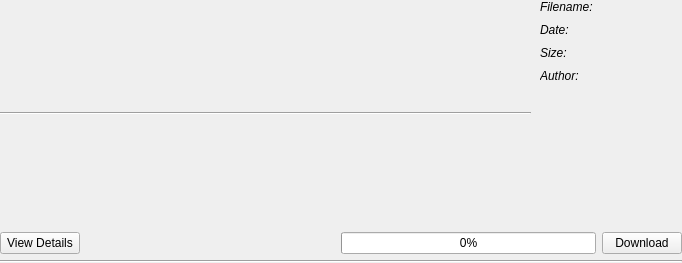
Before: the Qt Designer form src/main/resources/base/template/search_result_item.ui in karlpet/WadLauncher, drawn with Qt 5.
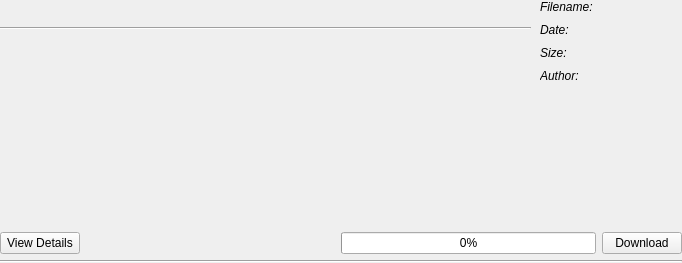
After: the same form once the commit is applied.

Commit message: Happy with the search result ui spacing.

The edit to the form file:
```diff
--- a/src/main/resources/base/template/search_result_item.ui
+++ b/src/main/resources/base/template/search_result_item.ui
@@ -79,7 +79,7 @@
         <item>
          <widget class="QLabel" name="search_result_title">
           <property name="sizePolicy">
-           <sizepolicy hsizetype="Expanding" vsizetype="Preferred">
+           <sizepolicy hsizetype="Expanding" vsizetype="Minimum">
             <horstretch>0</horstretch>
             <verstretch>0</verstretch>
            </sizepolicy>
@@ -154,6 +154,22 @@
           </property>
          </widget>
         </item>
+        <item>
+         <spacer name="verticalSpacer_2">
+          <property name="orientation">
+           <enum>Qt::Vertical</enum>
+          </property>
+          <property name="sizeType">
+           <enum>QSizePolicy::MinimumExpanding</enum>
+          </property>
+          <property name="sizeHint" stdset="0">
+           <size>
+            <width>20</width>
+            <height>0</height>
+           </size>
+          </property>
+         </spacer>
+        </item>
        </layout>
       </item>
       <item>
```
